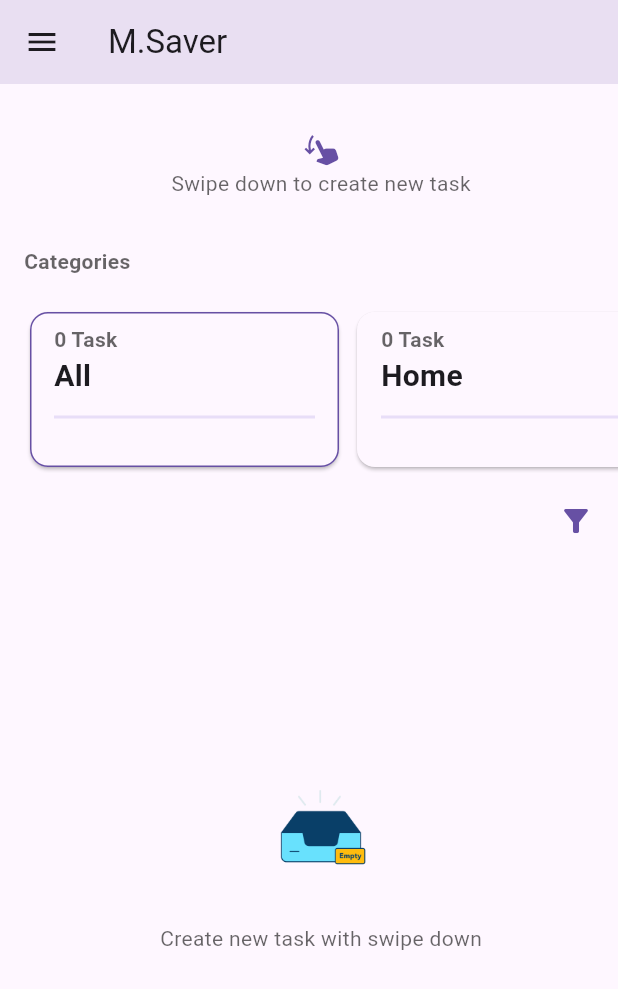
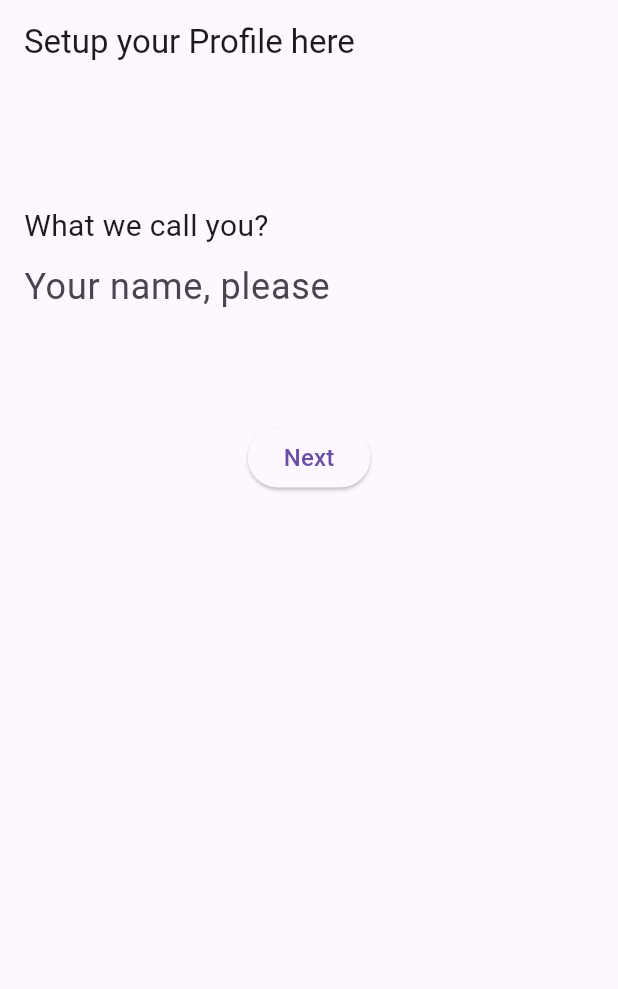
Before and after one commit to msaver/karyam-app, a Flutter app: the screen it shows after launch, on a phone screen of 412 x 824 dp. Shown: the top 989 px of the screen. Run offline on Flutter 3.47's test engine with Material 2 defaults, Android fonts, the phone set to English and light mode, and no system bars; our stand-ins replace flutter_colorpicker, go_router, realm, shared_preferences; generated files the repository leaves out were written again.

Commit message:
added setup profile Screen

```diff
--- /dev/null
+++ b/lib/constant/string_constant.dart
@@ -0,0 +1,11 @@
+class StringConstant{
+
+  //routes
+  static String get home => '/home';
+  static String get setupProfile => '/setupProfile';
+
+
+
+  static String get userName => 'userName';
+
+}
--- /dev/null
+++ b/lib/data/preference/preferences_data.dart
@@ -0,0 +1,16 @@
+
+import 'package:msaver/constant/string_constant.dart';
+import 'package:msaver/data/preference/shared_preferences.dart';
+
+class PreferencesData {
+
+ static setUserName({String? userName}) async {
+    await sharedPreferences.setData(StringConstant.userName, userName);
+  }
+
+  static Future<String> getUserName() async =>
+      await sharedPreferences.getData(StringConstant.userName) ?? "";
+
+
+
+}
--- a/lib/routes/routes.dart
+++ b/lib/routes/routes.dart
@@ -1,14 +1,29 @@
 
 import 'package:go_router/go_router.dart';
+import 'package:msaver/constant/string_constant.dart';
 import 'package:msaver/screen/home/home_screen.dart';
+import 'package:msaver/screen/setup_profile/setup_profile.dart';
+import 'package:msaver/screen/splash/splash_screen.dart';
 
 class RouteScreen {
   final GoRouter router = GoRouter(routes: <RouteBase>[
     GoRoute(
       path: '/',
       builder: (context, GoRouterState state) {
+        return const SplashScreen();
+      },
+    ),
+    GoRoute(
+      path: StringConstant.home,
+      builder: (context, GoRouterState state) {
         return const HomeScreen();
       },
+    ),
+    GoRoute(
+      path: StringConstant.setupProfile,
+      builder: (context, GoRouterState state) {
+        return const SetupProfileScreen();
+      },
     )
-  ], );
+  ], initialLocation: '/');
 }
--- /dev/null
+++ b/lib/screen/setup_profile/setup_profile.dart
@@ -0,0 +1,75 @@
+import 'package:flutter/material.dart';
+import 'package:msaver/screen/setup_profile/viewmodel/setup_profile_viewmodel.dart';
+import 'package:msaver/widget/primary_button.dart';
+import 'package:provider/provider.dart';
+
+class SetupProfileScreen extends StatefulWidget {
+  const SetupProfileScreen({Key? key}) : super(key: key);
+
+  @override
+  State<SetupProfileScreen> createState() => _SetupProfileScreenState();
+}
+
+class _SetupProfileScreenState extends State<SetupProfileScreen> {
+  @override
+  Widget build(BuildContext context) {
+    return ChangeNotifierProvider.value(
+      value: SetupProfileViewModel(),
+      child: Scaffold(
+        appBar: AppBar(
+          title: const Text("Setup your Profile here"),
+          elevation: 0,
+        ),
+        body: Padding(
+          padding: const EdgeInsets.all(16.0),
+          child: _body(),
+        ),
+      ),
+    );
+  }
+
+  Widget _body() {
+    return Consumer<SetupProfileViewModel>(
+      builder: (BuildContext context, model, Widget? child) {
+        return Column(
+          crossAxisAlignment: CrossAxisAlignment.start,
+          children: [
+            const SizedBox(
+              height: 64,
+            ),
+            const Text(
+              "What we call you?",
+              style: TextStyle(fontSize: 20),
+            ),
+            Align(
+              alignment: Alignment.center,
+              child: TextFormField(
+                controller: model.nameController,
+                style: const TextStyle(fontSize: 24.0),
+                maxLines: 1,
+                decoration: const InputDecoration(
+                  contentPadding:
+                      EdgeInsets.symmetric(horizontal: 0, vertical: 8),
+                  hintText: "Your name, please",
+                  border: InputBorder.none,
+                  hintStyle: TextStyle(
+                    fontSize: 24,
+                  ),
+                ),
+              ),
+            ),
+            const SizedBox(
+              height: 64,
+            ),
+            Align(
+              alignment: Alignment.bottomCenter,
+              child: PrimaryButton(text: "Next", onPressed: () {
+                model.updateName(context);
+              }),
+            )
+          ],
+        );
+      },
+    );
+  }
+}
--- /dev/null
+++ b/lib/screen/setup_profile/viewmodel/setup_profile_viewmodel.dart
@@ -0,0 +1,17 @@
+import 'package:flutter/material.dart';
+import 'package:go_router/go_router.dart';
+import 'package:msaver/constant/string_constant.dart';
+import 'package:msaver/data/preference/preferences_data.dart';
+
+class SetupProfileViewModel extends ChangeNotifier{
+
+  final TextEditingController nameController = TextEditingController();
+
+  SetupProfileViewModel();
+
+  void updateName(BuildContext context) {
+    PreferencesData.setUserName(userName: nameController.text);
+    context.go(StringConstant.home);
+  }
+
+}
--- a/pubspec.yaml
+++ b/pubspec.yaml
@@ -41,6 +41,7 @@ dependencies:
   go_router: ^7.0.1
   intl: ^0.18.1
   flutter_slidable: ^3.0.0
+  shared_preferences: ^2.0.8
 
 dev_dependencies:
   flutter_test:
```
Also changed, not shown: lib/data/preference/shared_preferences.dart (added, +33 -0 lines), lib/screen/home/home_screen.dart (+21 -21 lines), lib/screen/home/viewmodel/home_viewmodel.dart (+9 -0 lines), lib/screen/splash/splash_screen.dart (added, +42 -0 lines), pubspec.lock, 1 other file.
